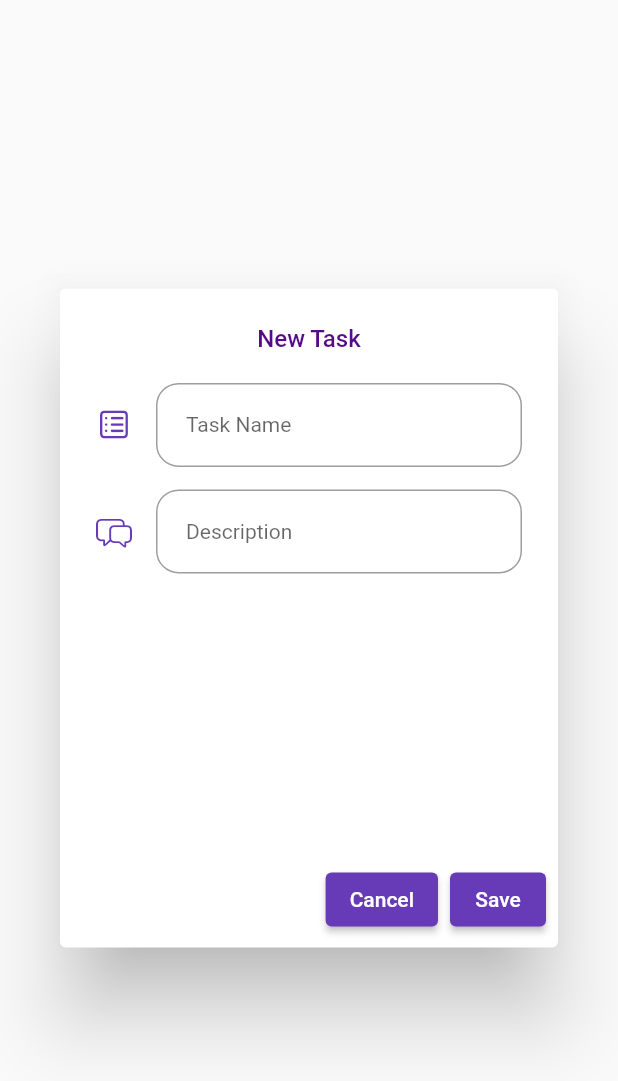
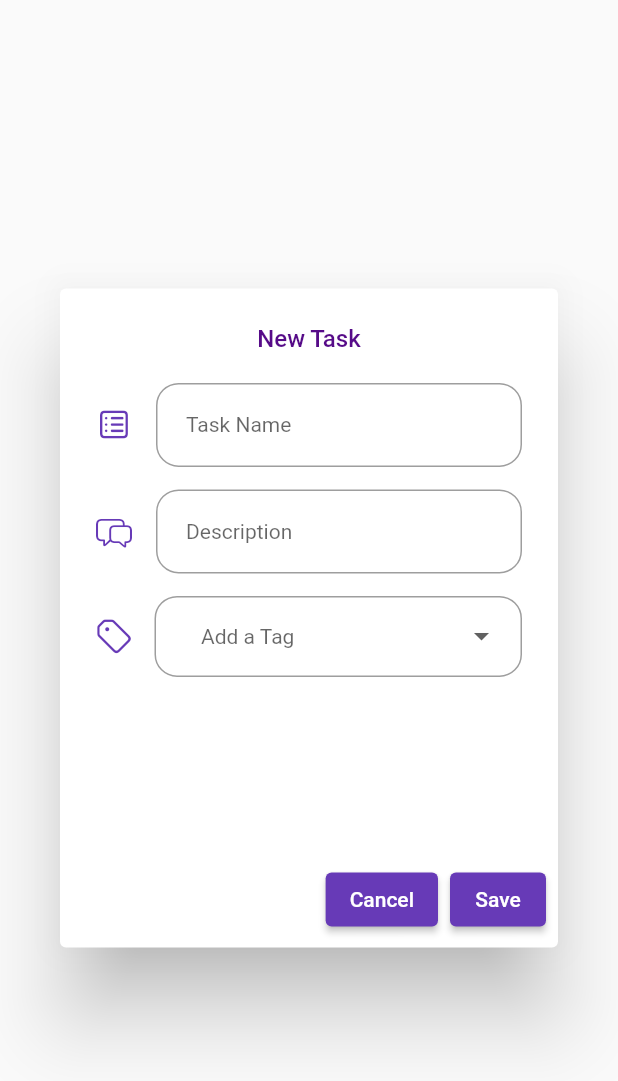
Before and after one commit to akashdevav/To-Do-List-App-in-flutter, a Flutter app: what addTaskdialog() shows on an empty page, opened directly, after a tap on "Save", on a phone screen of 412 x 824 dp. Shown: the top 1081 px of the screen. Run offline on Flutter 3.47's test engine with Material 2 defaults, Android fonts, the phone set to English and light mode, and no system bars; our stand-ins replace cloud_firestore, dropdown_button2, firebase_core, firebase_database, loading_animation_widget; accounts and stored records are empty.

Commit message:
add new formfield known as dropdownButtonFormfield

```diff
--- a/todo_app/lib/dialog_box.dart
+++ b/todo_app/lib/dialog_box.dart
@@ -1,6 +1,7 @@
+import 'package:firebase_database/firebase_database.dart';
 import 'package:flutter/cupertino.dart';
 import 'package:flutter/material.dart';
-import 'package:todo_app/bottom_appbar.dart';
+import 'package:dropdown_button2/dropdown_button2.dart';
 //import 'package:todo_app/bottom_appbar.dart';
 //import 'package:todo_app/dropdown.dart';
 
@@ -14,7 +15,18 @@ class addTaskdialog extends StatefulWidget {
 }
 
 class _addTaskdialogState extends State<addTaskdialog> {
-  String _chosenValue = "Work";
+  final TextEditingController taskNameController = TextEditingController();
+  final TextEditingController taskDescController = TextEditingController();
+  final List<String> taskTags = ['work', 'collage', 'school', 'other'];
+
+  //late DatabaseReference dbRef;  //initialising database
+
+  //creating a instance Database Name
+  // @override
+  // void initState() {
+  //   super.initState();
+  //   dbRef = FirebaseDatabase.instance.ref().child('Daily Task');
+  // }
 
   @override
   Widget build(BuildContext context) {
@@ -34,7 +46,10 @@ class _addTaskdialogState extends State<addTaskdialog> {
           child: Form(
             child: Column(
               children: [
-                TextFormField(style: TextStyle(fontSize: 14.0),
+                //1st input text field (Task name)
+                TextFormField(
+                  controller: taskNameController,
+                 style: TextStyle(fontSize: 14.0),
                 decoration: InputDecoration(
                   contentPadding: EdgeInsets.symmetric(
                     horizontal: 20.0,
@@ -47,7 +62,10 @@ class _addTaskdialogState extends State<addTaskdialog> {
                 ),
                 ),
                 SizedBox(height: 15.0),
-                TextFormField(keyboardType: TextInputType.multiline,
+
+                //2nd input text field (Discreption)
+                TextFormField(controller: taskDescController,
+                 keyboardType: TextInputType.multiline,
                 maxLines: null,
                 style: TextStyle(fontSize: 14.0),
                 decoration: InputDecoration(contentPadding: EdgeInsets.symmetric(
@@ -60,14 +78,45 @@ class _addTaskdialogState extends State<addTaskdialog> {
                 border: OutlineInputBorder(borderRadius: BorderRadius.circular(15.0))
                 ),
                 ),
-                // SizedBox(height: 15.0,),
-                // Row(
-                //   children: [
-                //     Icon(CupertinoIcons.tag, color: Colors.deepPurple),
-                //     SizedBox(width: 15.0),
-                //       taskTag()
-                //   ],
-                // )
+                SizedBox(height: 15.0,),
+                Row(
+                  children: [
+                    Icon(CupertinoIcons.tag, color: Colors.deepPurple),
+                    SizedBox(width: 15.0),
+                    Expanded(
+                      child: DropdownButtonFormField2(
+                        decoration: InputDecoration(
+                          isDense: true,
+                          contentPadding: EdgeInsets.symmetric(
+                            horizontal: 15.0,
+                            vertical: 15.0
+                          ),
+                          border: OutlineInputBorder(
+                            borderRadius: BorderRadius.circular(15),
+                          ),
+                        ),
+                        isExpanded: true,
+                        hint: Text(
+                          'Add a Tag',
+                          style: TextStyle(fontSize: 14.0),
+                        ),
+                        dropdownStyleData: DropdownStyleData(
+                          decoration: BoxDecoration(
+                            borderRadius: BorderRadius.circular(15)
+                          )
+                        ),
+                        items: taskTags.map((item) => DropdownMenuItem<String>(
+                          value: item,
+                          child: Text(item,
+                          style: TextStyle(fontSize: 14)),
+                        )).toList(),
+                         onChanged: (value) {
+
+                         },
+                        )
+                      )
+                  ],
+                )
               ],
             ),
           ),
@@ -82,8 +131,15 @@ class _addTaskdialogState extends State<addTaskdialog> {
           primary: Colors.deepPurple
         ),
          child: Text('Cancel')),
+
          //save
-         ElevatedButton(onPressed: () {},
+         ElevatedButton(onPressed: () {
+          final taskName = taskNameController.text;
+          final taskDesc = taskDescController.text;
+          //_addTasks(taskName: taskName, taskDesc: taskDesc);
+          //The above mapped value can send to the db with unique id
+          //dbRef.push().set(task);
+         },
          style: ElevatedButton.styleFrom(
           primary: Colors.deepPurple
          ),
--- a/todo_app/lib/main.dart
+++ b/todo_app/lib/main.dart
@@ -1,7 +1,15 @@
+import 'package:firebase_core/firebase_core.dart';
 import 'package:flutter/material.dart';
 import 'package:todo_app/bottom_appbar.dart';
+import 'package:firebase_database/firebase_database.dart';
+import 'package:cloud_firestore/cloud_firestore.dart';
 
-void main() => runApp(const Home());
+
+void main() async {
+  // WidgetsFlutterBinding.ensureInitialized();
+  // await Firebase.initializeApp();
+  runApp(const Home());
+}
 
 class Home extends StatelessWidget {
   const Home({super.key});
--- a/todo_app/pubspec.yaml
+++ b/todo_app/pubspec.yaml
@@ -37,6 +37,10 @@ dependencies:
   cupertino_icons: ^1.0.2
   loading_animation_widget:
   loading_indicator: ^3.1.0
+  firebase_database: ^10.1.1
+  firebase_core: ^2.10.0
+  cloud_firestore: ^4.5.3
+  dropdown_button2: ^2.1.0
 
 dev_dependencies:
   flutter_test:
```
Also changed, not shown: todo_app/pubspec.lock, 1 other file.
